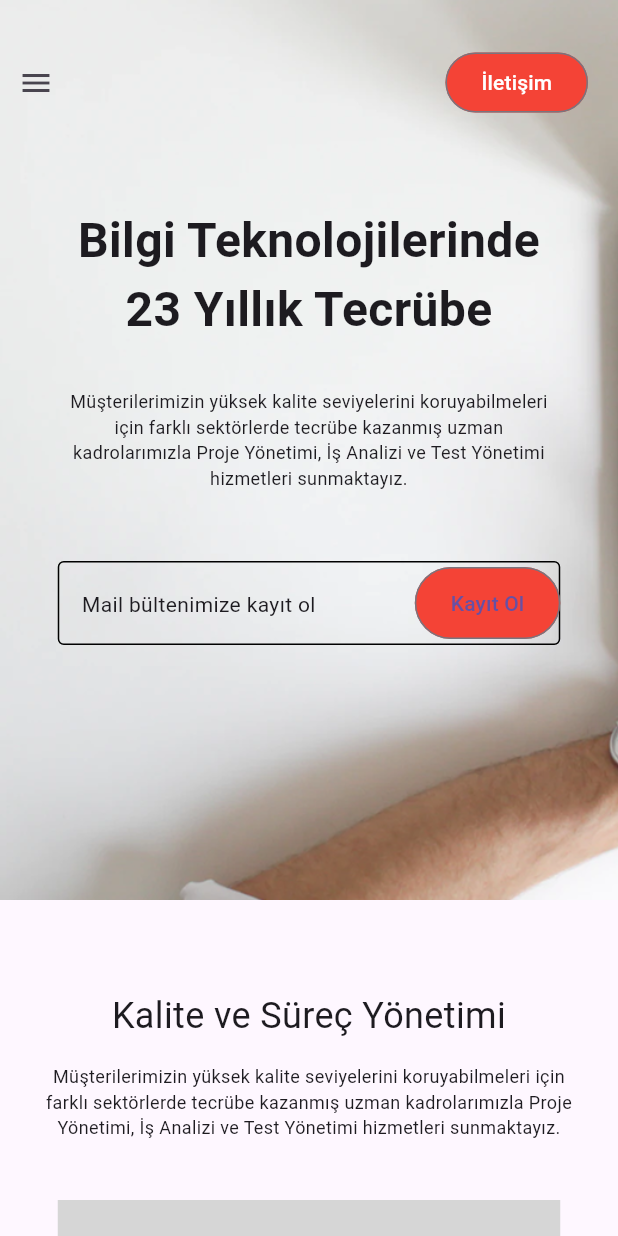
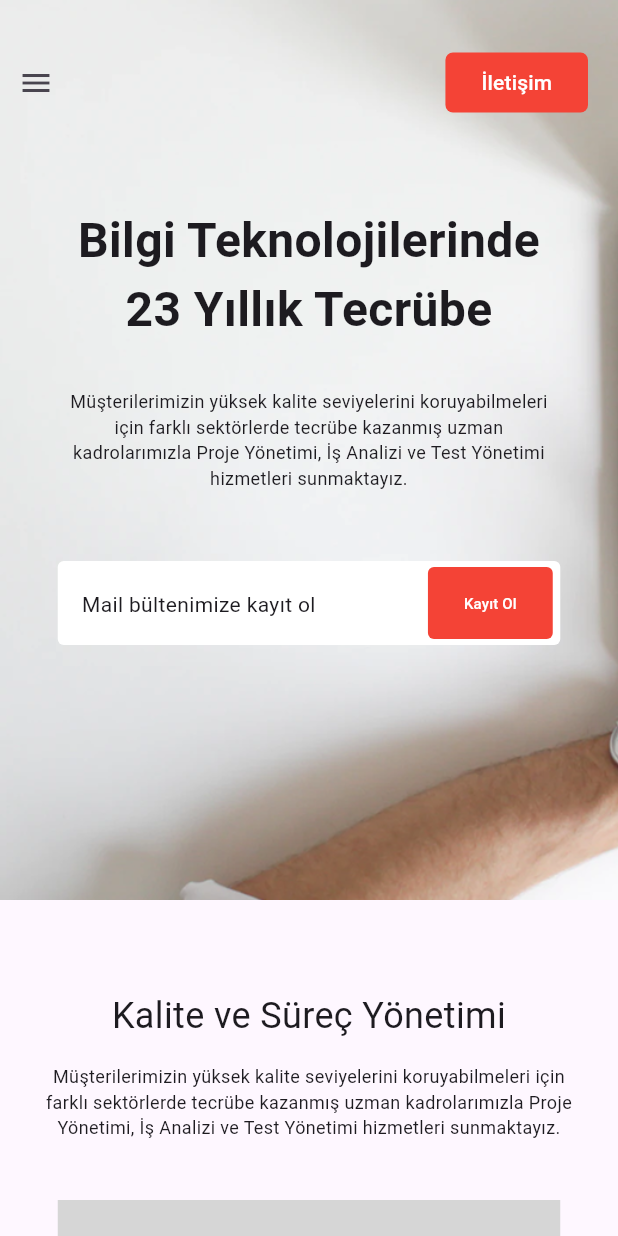
Before and after one commit to anhkien7780/responsive_web, a Flutter app: the screen it shows after launch, on a phone screen of 412 x 824 dp. Run offline on Flutter 3.47's test engine with Material 3 defaults, Android fonts, the phone set to English and light mode, and no system bars; our stand-ins replace flutter_svg, responsive_framework; grey boxes are pictures that could not be loaded.

Commit message:
refractor: home header

```diff
--- /dev/null
+++ b/lib/common/app_data.dart
@@ -0,0 +1,9 @@
+class AppData {
+  AppData._();
+
+  static String headerTitle = "Bilgi Teknolojilerinde 23 Yıllık Tecrübe";
+  static String headerDescription =
+      "Müşterilerimizin yüksek kalite seviyelerini koruyabilmeleri için farklı sektörlerde tecrübe kazanmış uzman kadrolarımızla Proje Yönetimi, İş Analizi ve Test Yönetimi hizmetleri sunmaktayız.";
+  static String searchHint = "Mail bültenimize kayıt ol";
+  static String submit = "Kayıt Ol";
+}
--- a/lib/ui/page/home/widgets/home_header.dart
+++ b/lib/ui/page/home/widgets/home_header.dart
@@ -1,5 +1,6 @@
 import 'package:flutter/material.dart';
 import 'package:responsive_framework/responsive_framework.dart';
+import 'package:responsive_web/common/app_data.dart';
 import 'package:responsive_web/common/app_dimens.dart';
 import 'package:responsive_web/common/app_images.dart';
 
@@ -91,7 +92,14 @@ class HomeHeader extends StatelessWidget {
                     ),
               OutlinedButton(
                 onPressed: () {},
-                style: OutlinedButton.styleFrom(backgroundColor: Colors.red),
+                style: OutlinedButton.styleFrom(
+                  backgroundColor: Colors.red,
+                  side: BorderSide.none,
+                  fixedSize: Size.fromHeight(40),
+                  shape: RoundedRectangleBorder(
+                    borderRadius: BorderRadius.circular(5),
+                  ),
+                ),
                 child: const Text(
                   "İletişim",
                   style: TextStyle(color: Colors.white),
@@ -127,7 +135,7 @@ class HomeHeader extends StatelessWidget {
                 : CrossAxisAlignment.start,
             children: [
               Text(
-                "Bilgi Teknolojilerinde 23 Yıllık Tecrübe",
+                AppData.headerTitle,
                 style: TextStyle(
                   fontSize: ResponsiveValue<double>(
                     context,
@@ -151,7 +159,7 @@ class HomeHeader extends StatelessWidget {
                 ).value,
               ),
               Text(
-                "Müşterilerimizin yüksek kalite seviyelerini koruyabilmeleri için farklı sektörlerde tecrübe kazanmış uzman kadrolarımızla Proje Yönetimi, İş Analizi ve Test Yönetimi hizmetleri sunmaktayız.",
+                AppData.headerDescription,
                 style: TextStyle(
                   fontSize: ResponsiveValue<double>(
                     context,
@@ -174,7 +182,11 @@ class HomeHeader extends StatelessWidget {
                   ],
                 ).value,
               ),
-              SizedBox(
+              Container(
+                decoration: BoxDecoration(
+                  color: Colors.white,
+                  borderRadius: BorderRadius.circular(4),
+                ),
                 width: ResponsiveValue<double>(
                   context,
                   defaultValue: 504,
@@ -185,16 +197,25 @@ class HomeHeader extends StatelessWidget {
                 ).value,
                 child: TextField(
                   decoration: InputDecoration(
-                    border: OutlineInputBorder(),
-                    enabledBorder: OutlineInputBorder(),
-                    suffixIcon: OutlinedButton(
-                      style: OutlinedButton.styleFrom(
-                        backgroundColor: Colors.red,
+                    border: OutlineInputBorder(borderSide: BorderSide.none),
+                    suffixIcon: Padding(
+                      padding: const EdgeInsets.only(right: 5),
+                      child: OutlinedButton(
+                        style: OutlinedButton.styleFrom(
+                          side: BorderSide.none,
+                          shape: RoundedRectangleBorder(
+                            borderRadius: BorderRadius.circular(4),
+                          ),
+                          backgroundColor: Colors.red,
+                        ),
+                        onPressed: () {},
+                        child: Text(
+                          AppData.submit,
+                          style: TextStyle(color: Colors.white, fontSize: 10),
+                        ),
                       ),
-                      onPressed: () {},
-                      child: Text("Kayıt Ol"),
                     ),
-                    hint: Text("Mail bültenimize kayıt ol"),
+                    hint: Text(AppData.searchHint),
                   ),
                 ),
               ),
```
